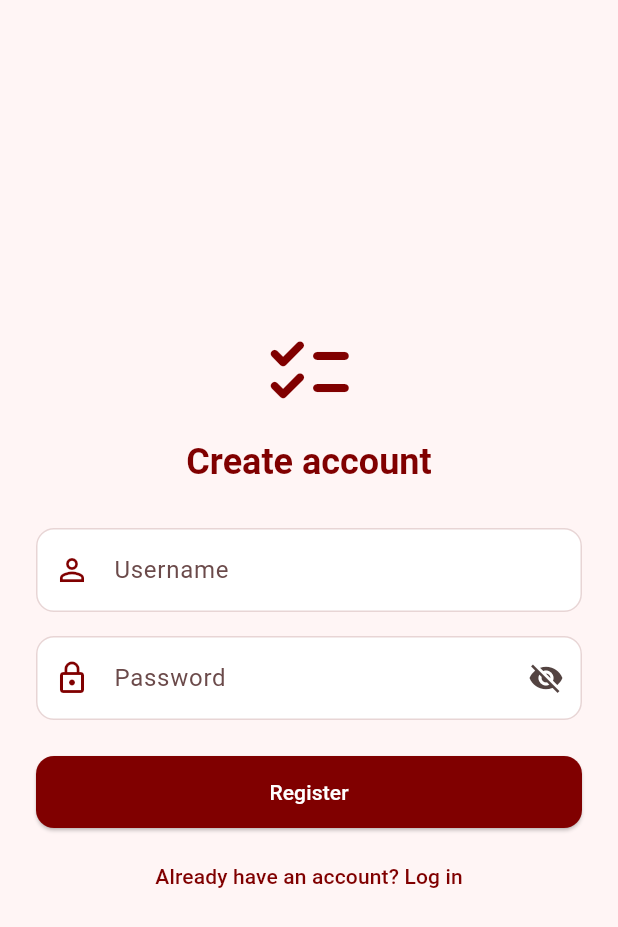
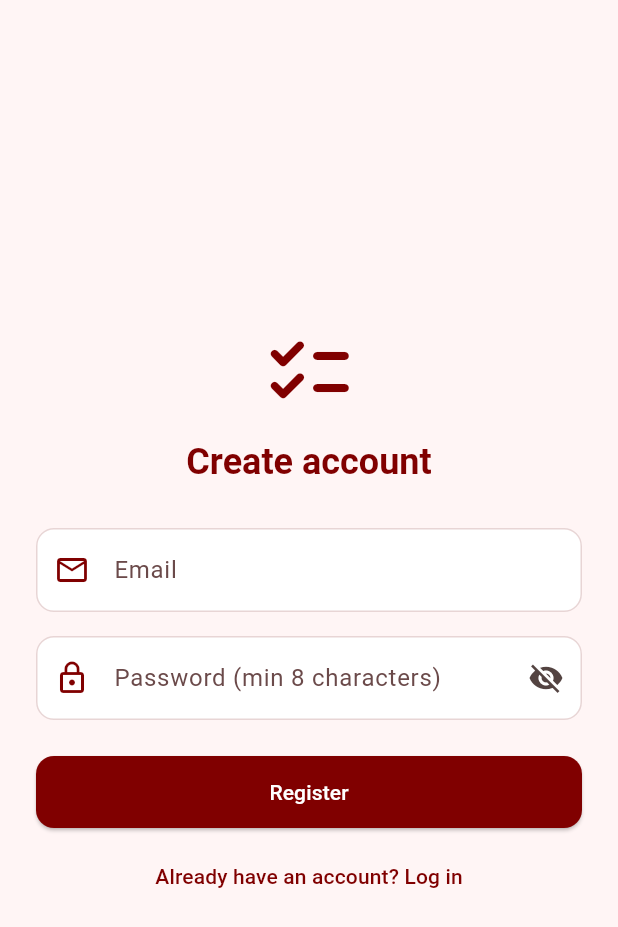
Before and after one commit to hamzaqayyum17/todo-app-flutter-api, a Flutter app: the AuthScreen screen opened directly, after a tap on "Log in", after a tap on "Don't have an account? Register", on a phone screen of 412 x 824 dp. Shown: the top 927 px of the screen. Run offline on Flutter 3.47's test engine with Material 3 defaults, Android fonts, the phone set to English and light mode, and no system bars; our stand-ins replace shared_preferences; accounts and stored records are empty; network calls fail.

Commit message:
Add email login and OTP verification screens

```diff
--- a/todolistapp_api/lib/Screens/auth_screen.dart
+++ b/todolistapp_api/lib/Screens/auth_screen.dart
@@ -1,6 +1,7 @@
 import 'package:flutter/material.dart';
 import '../services/auth_service.dart';
 import 'homescreen.dart';
+import 'otp_screen.dart';
 
 class AuthScreen extends StatefulWidget {
   const AuthScreen({super.key});
@@ -10,7 +11,7 @@ class AuthScreen extends StatefulWidget {
 }
 
 class _AuthScreenState extends State<AuthScreen> {
-  final TextEditingController usernameController = TextEditingController();
+  final TextEditingController emailController = TextEditingController();
   final TextEditingController passwordController = TextEditingController();
   final AuthService auth = AuthService();
 
@@ -22,12 +23,24 @@ class _AuthScreenState extends State<AuthScreen> {
   Future<void> submit() async {
     if (isBusy) return;
 
-    final username = usernameController.text.trim();
+    final email = emailController.text.trim().toLowerCase();
     final password = passwordController.text;
 
-    if (username.isEmpty || password.isEmpty) {
+    if (!email.contains('@') || !email.contains('.')) {
       setState(() {
-        errorText = 'Enter a username and password.';
+        errorText = 'Enter a valid email address.';
+      });
+      return;
+    }
+    if (password.isEmpty) {
+      setState(() {
+        errorText = 'Enter your password.';
+      });
+      return;
+    }
+    if (!isLogin && password.length < 8) {
+      setState(() {
+        errorText = 'Password must be at least 8 characters.';
       });
       return;
     }
@@ -39,36 +52,55 @@ class _AuthScreenState extends State<AuthScreen> {
 
     try {
       if (isLogin) {
-        await auth.login(username, password);
+        await auth.login(email, password);
+
+        if (!mounted) return;
+        Navigator.pushReplacement(
+          context,
+          MaterialPageRoute(builder: (_) => const HomeScreen()),
+        );
       } else {
-        await auth.register(username, password);
+        await auth.register(email, password);
+
+        if (!mounted) return;
+        setState(() {
+          isBusy = false;
+        });
+        await Navigator.push(
+          context,
+          MaterialPageRoute(builder: (_) => OtpScreen(email: email)),
+        );
       }
+    } on EmailNotVerifiedException {
+      // Right password, but the email was never verified: send a new code.
+      if (!mounted) return;
+      setState(() {
+        isBusy = false;
+      });
+      await Navigator.push(
+        context,
+        MaterialPageRoute(
+          builder: (_) => OtpScreen(email: email, sendCodeOnOpen: true),
+        ),
+      );
     } on AuthException catch (e) {
       if (!mounted) return;
       setState(() {
         isBusy = false;
         errorText = e.message;
       });
-      return;
     } catch (_) {
       if (!mounted) return;
       setState(() {
         isBusy = false;
         errorText = 'Something went wrong. Please try again.';
       });
-      return;
     }
-
-    if (!mounted) return;
-    Navigator.pushReplacement(
-      context,
-      MaterialPageRoute(builder: (_) => const HomeScreen()),
-    );
   }
 
   @override
   void dispose() {
-    usernameController.dispose();
+    emailController.dispose();
     passwordController.dispose();
     super.dispose();
   }
@@ -99,12 +131,13 @@ class _AuthScreenState extends State<AuthScreen> {
                 const SizedBox(height: 28),
 
                 TextField(
-                  controller: usernameController,
+                  controller: emailController,
+                  keyboardType: TextInputType.emailAddress,
                   textInputAction: TextInputAction.next,
                   autocorrect: false,
                   decoration: const InputDecoration(
-                    labelText: 'Username',
-                    prefixIcon: Icon(Icons.person_outline),
+                    labelText: 'Email',
+                    prefixIcon: Icon(Icons.email_outlined),
                   ),
                 ),
                 const SizedBox(height: 16),
@@ -114,7 +147,7 @@ class _AuthScreenState extends State<AuthScreen> {
                   obscureText: hidePassword,
                   onSubmitted: (_) => submit(),
                   decoration: InputDecoration(
-                    labelText: 'Password',
+                    labelText: isLogin ? 'Password' : 'Password (min 8 characters)',
                     prefixIcon: const Icon(Icons.lock_outline),
                     suffixIcon: IconButton(
                       icon: Icon(
--- a/todolistapp_api/lib/services/auth_service.dart
+++ b/todolistapp_api/lib/services/auth_service.dart
@@ -12,45 +12,90 @@ class AuthException implements Exception {
   String toString() => message;
 }
 
+/// Thrown when the password is right but the email is not verified yet.
+class EmailNotVerifiedException extends AuthException {
+  EmailNotVerifiedException(String message) : super(message);
+}
+
 class AuthService {
   final String _base = '${ApiConfig.baseUrl}/api/auth';
+  static const Duration _timeout = Duration(seconds: 20); // sending mail takes a few seconds
 
-  Future<void> login(String username, String password) =>
-      _send('login', username, password);
+  // POST /api/auth/login
+  Future<void> login(String email, String password) async {
+    final response =
+        await _post('login', {'email': email, 'password': password});
 
-  Future<void> register(String username, String password) =>
-      _send('register', username, password);
+    if (response.statusCode == 200) {
+      await _saveSession(response);
+      return;
+    }
+    if (response.statusCode == 403) {
+      throw EmailNotVerifiedException(_errorText(response));
+    }
+    throw AuthException(_errorText(response));
+  }
+
+  // POST /api/auth/register  (sends the code, returns no token yet)
+  Future<void> register(String email, String password) async {
+    final response =
+        await _post('register', {'email': email, 'password': password});
+
+    if (response.statusCode != 200) {
+      throw AuthException(_errorText(response));
+    }
+  }
+
+  // POST /api/auth/verify-email  (returns the token)
+  Future<void> verifyEmail(String email, String code) async {
+    final response =
+        await _post('verify-email', {'email': email, 'code': code});
+
+    if (response.statusCode == 200) {
+      await _saveSession(response);
+      return;
+    }
+    throw AuthException(_errorText(response));
+  }
+
+  // POST /api/auth/resend-otp
+  Future<void> resendOtp(String email) async {
+    final response = await _post('resend-otp', {'email': email});
+
+    if (response.statusCode != 200) {
+      throw AuthException(_errorText(response));
+    }
+  }
 
   Future<void> logout() => Session.clear();
 
-  Future<void> _send(String action, String username, String password) async {
-    http.Response response;
-
+  Future<http.Response> _post(String action, Map<String, dynamic> body) async {
     try {
-      response = await http
+      return await http
           .post(
             Uri.parse('$_base/$action'),
             headers: {'Content-Type': 'application/json'},
-            body: jsonEncode({'username': username, 'password': password}),
+            body: jsonEncode(body),
           )
-          .timeout(const Duration(seconds: 10));
+          .timeout(_timeout);
     } catch (_) {
       throw AuthException(
         'Cannot reach the server. Check that the API is running and you are on the same Wi-Fi.',
       );
     }
+  }
 
-    if (response.statusCode == 200) {
-      final data = jsonDecode(response.body) as Map<String, dynamic>;
-      await Session.save(data['token'] as String, data['username'] as String);
-      return;
+  Future<void> _saveSession(http.Response response) async {
+    final data = jsonDecode(response.body) as Map<String, dynamic>;
+    await Session.save(data['token'] as String, data['email'] as String);
+  }
+
+  // The API answers errors with a short plain-text message.
+  String _errorText(http.Response response) {
+    final text = response.body.trim();
+    if (text.isEmpty || text.startsWith('{')) {
+      return 'Request failed (${response.statusCode})';
     }
-
-    // The API answers errors (400, 401, 409) with a short plain-text message.
-    throw AuthException(
-      response.body.isNotEmpty
-          ? response.body
-          : 'Request failed (${response.statusCode})',
-    );
+    return text;
   }
 }
--- a/todolistapp_api/lib/services/session.dart
+++ b/todolistapp_api/lib/services/session.dart
@@ -1,11 +1,13 @@
 import 'package:shared_preferences/shared_preferences.dart';
 
+/// Holds the logged-in user's token, in memory and on the phone.
 class Session {
   static String? token;
-  static String? username;
+  static String? email;
 
-  static const String _tokenKey = 'auth_token';
-  static const String _userKey = 'auth_username';
+  // New key names: a token saved by the old username-based version is ignored.
+  static const String _tokenKey = 'auth_token_v2';
+  static const String _emailKey = 'auth_email';
 
   static bool get isLoggedIn => token != null;
 
@@ -13,22 +15,22 @@ class Session {
   static Future<void> load() async {
     final prefs = await SharedPreferences.getInstance();
     token = prefs.getString(_tokenKey);
-    username = prefs.getString(_userKey);
+    email = prefs.getString(_emailKey);
   }
 
-  static Future<void> save(String newToken, String newUsername) async {
+  static Future<void> save(String newToken, String newEmail) async {
     token = newToken;
-    username = newUsername;
+    email = newEmail;
     final prefs = await SharedPreferences.getInstance();
     await prefs.setString(_tokenKey, newToken);
-    await prefs.setString(_userKey, newUsername);
+    await prefs.setString(_emailKey, newEmail);
   }
 
   static Future<void> clear() async {
     token = null;
-    username = null;
+    email = null;
     final prefs = await SharedPreferences.getInstance();
     await prefs.remove(_tokenKey);
-    await prefs.remove(_userKey);
+    await prefs.remove(_emailKey);
   }
 }
```
Also changed, not shown: todolistapp_api/lib/Screens/otp_screen.dart (added, +247 -0 lines).
